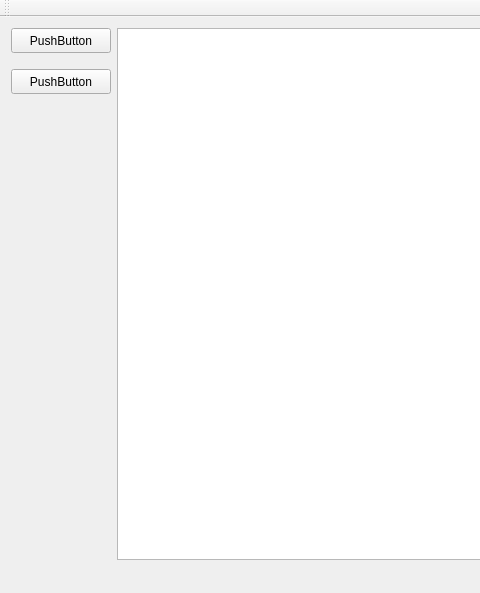
Before: the Qt Designer form mainwindow.ui in ismotee/xena, drawn with Qt 5; both pictures show x 0 to 480 and y 0 to 593 of the 806 by 593 pixel window.
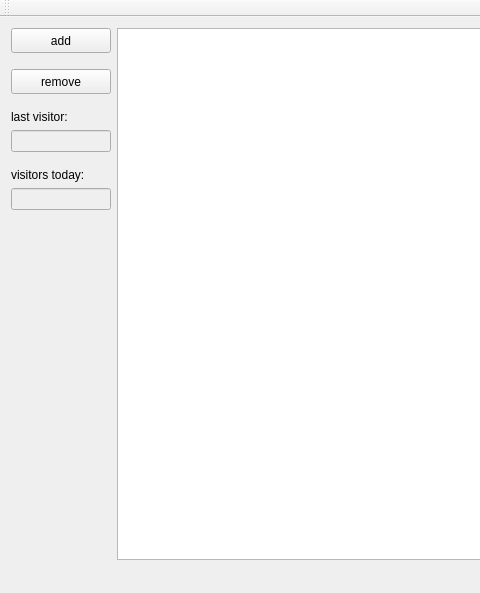
After: the same form once the commit is applied.

Commit message: visitor couter added, remove button added

```diff
--- a/mainwindow.ui
+++ b/mainwindow.ui
@@ -35,7 +35,7 @@
          </size>
         </property>
         <property name="text">
-         <string>PushButton</string>
+         <string>add</string>
         </property>
        </widget>
       </item>
@@ -70,7 +70,85 @@
          </size>
         </property>
         <property name="text">
-         <string>PushButton</string>
+         <string>remove</string>
+        </property>
+       </widget>
+      </item>
+      <item>
+       <spacer name="verticalSpacer_3">
+        <property name="orientation">
+         <enum>Qt::Vertical</enum>
+        </property>
+        <property name="sizeType">
+         <enum>QSizePolicy::Fixed</enum>
+        </property>
+        <property name="sizeHint" stdset="0">
+         <size>
+          <width>20</width>
+          <height>10</height>
+         </size>
+        </property>
+       </spacer>
+      </item>
+      <item>
+       <widget class="QLabel" name="label">
+        <property name="maximumSize">
+         <size>
+          <width>100</width>
+          <height>16777215</height>
+         </size>
+        </property>
+        <property name="text">
+         <string>last visitor:</string>
+        </property>
+       </widget>
+      </item>
+      <item>
+       <widget class="QLineEdit" name="lineEdit">
+        <property name="enabled">
+         <bool>false</bool>
+        </property>
+        <property name="maximumSize">
+         <size>
+          <width>100</width>
+          <height>16777215</height>
+         </size>
+        </property>
+       </widget>
+      </item>
+      <item>
+       <spacer name="verticalSpacer_4">
+        <property name="orientation">
+         <enum>Qt::Vertical</enum>
+        </property>
+        <property name="sizeType">
+         <enum>QSizePolicy::Minimum</enum>
+        </property>
+        <property name="sizeHint" stdset="0">
+         <size>
+          <width>20</width>
+          <height>10</height>
+         </size>
+        </property>
+       </spacer>
+      </item>
+      <item>
+       <widget class="QLabel" name="label_2">
+        <property name="text">
+         <string>visitors today:</string>
+        </property>
+       </widget>
+      </item>
+      <item>
+       <widget class="QLineEdit" name="lineEdit_2">
+        <property name="enabled">
+         <bool>false</bool>
+        </property>
+        <property name="maximumSize">
+         <size>
+          <width>100</width>
+          <height>16777215</height>
+         </size>
         </property>
        </widget>
       </item>
```
Left out of the diff: 9 changed lines with no effect on the pictures. The commit also changes 5 other files.
